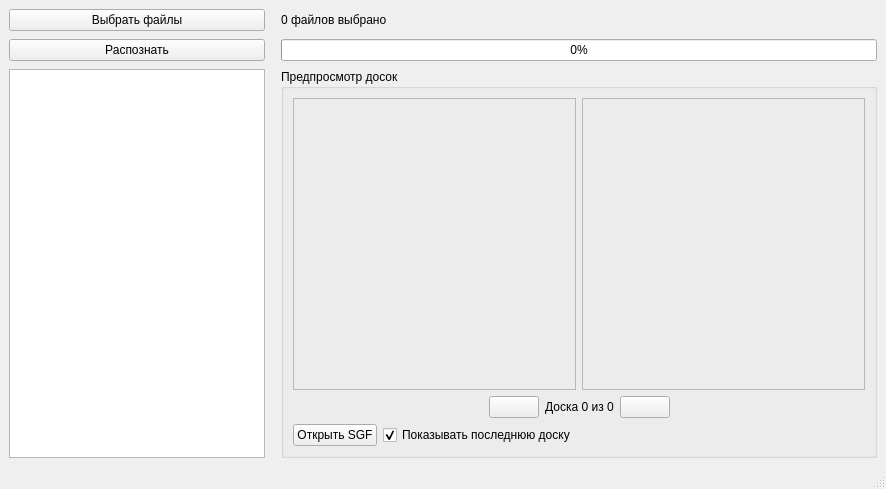
The window that ui/window.ui (gle8098/diagram-recognition) describes before a commit, drawn with Qt 5.
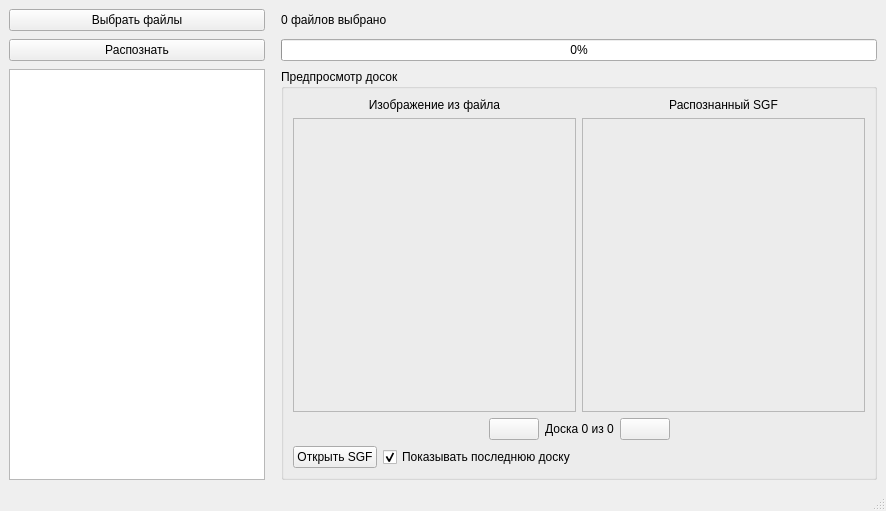
The same window after the commit.

```diff
--- a/ui/window.ui
+++ b/ui/window.ui
@@ -7,7 +7,7 @@
     <x>0</x>
     <y>0</y>
     <width>886</width>
-    <height>489</height>
+    <height>511</height>
    </rect>
   </property>
   <property name="windowTitle">
@@ -64,7 +64,31 @@
       <property name="title">
        <string>Предпросмотр досок</string>
       </property>
-      <layout class="QVBoxLayout" name="verticalLayout" stretch="1,0,0">
+      <layout class="QVBoxLayout" name="verticalLayout" stretch="0,1,0,0">
+       <item>
+        <layout class="QHBoxLayout" name="titles">
+         <item>
+          <widget class="QLabel" name="label">
+           <property name="text">
+            <string>Изображение из файла</string>
+           </property>
+           <property name="alignment">
+            <set>Qt::AlignCenter</set>
+           </property>
+          </widget>
+         </item>
+         <item>
+          <widget class="QLabel" name="label_2">
+           <property name="text">
+            <string>Распознанный SGF</string>
+           </property>
+           <property name="alignment">
+            <set>Qt::AlignCenter</set>
+           </property>
+          </widget>
+         </item>
+        </layout>
+       </item>
        <item>
         <layout class="QHBoxLayout" name="images">
          <item>
```
Left out of the diff: 11 changed lines with no effect on the pictures.
